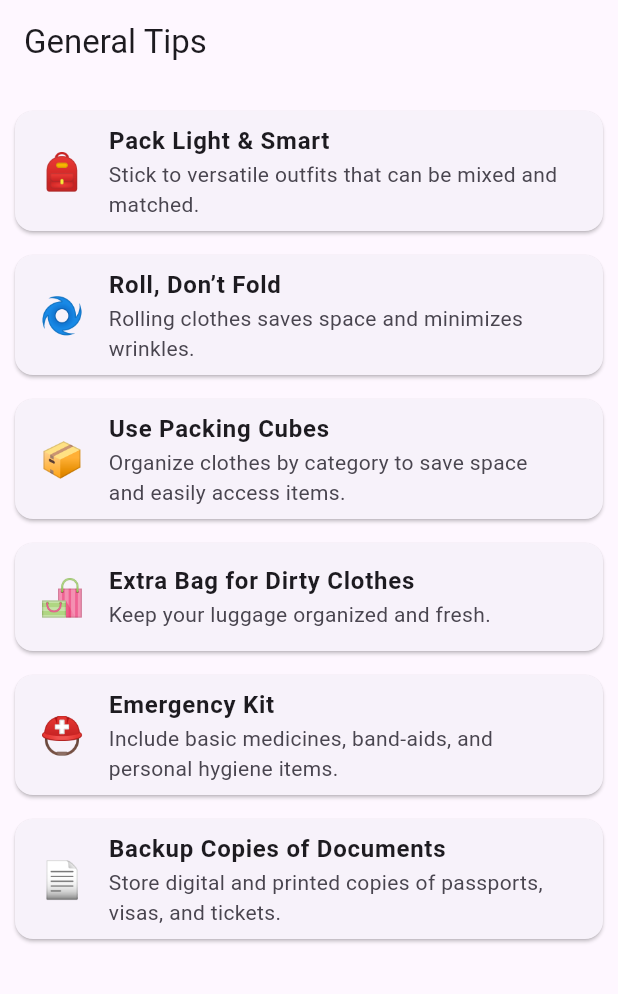
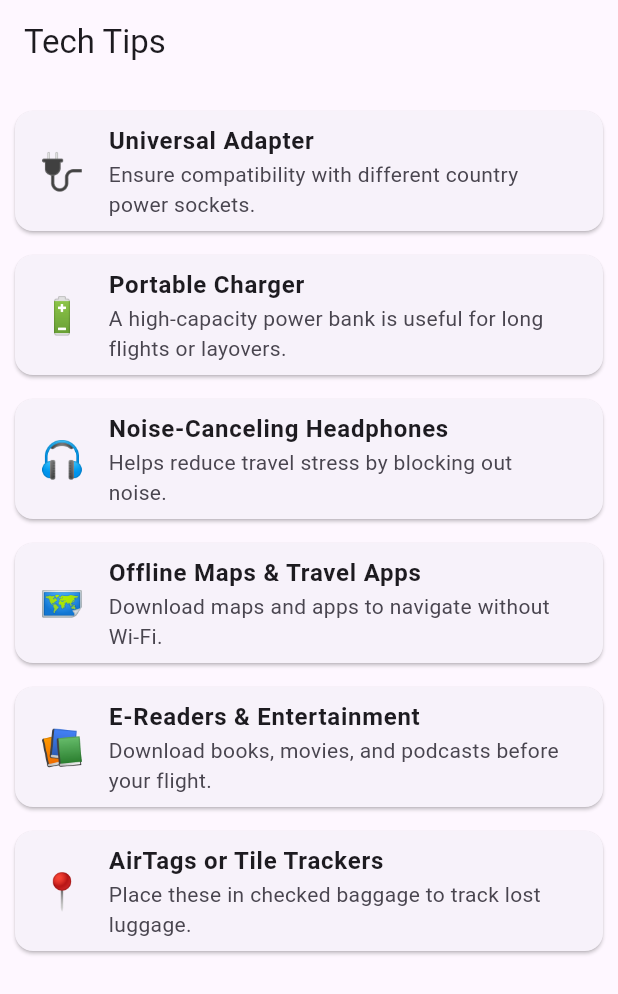
Before and after one commit to CREW-72/jet-set-go, a Flutter app: the screen it shows after launch, on a phone screen of 412 x 824 dp. Shown: the top 994 px of the screen. Run offline on Flutter 3.47's test engine with Material 3 defaults, Android fonts, the phone set to English and light mode, and no system bars.

Commit message:
finalised tech tips

```diff
--- a/lib/main.dart
+++ b/lib/main.dart
@@ -2,10 +2,11 @@
 import 'package:jet_set_go/general_tips.dart';
 import 'package:jet_set_go/landing_page.dart';
 import 'package:jet_set_go/security_based_tips.dart';
+import 'package:jet_set_go/tech_tips.dart';
 import 'package:jet_set_go/weather_based_tips.dart';
 
 
 
 void main() => runApp(MaterialApp(
-  home: GeneralTips(),
+  home: TechTips(),
 ));
--- a/lib/tech_tips.dart
+++ b/lib/tech_tips.dart
@@ -0,0 +1,33 @@
+import 'package:flutter/material.dart';
+
+class TechTips extends StatelessWidget{
+  final List<Map<String, String>> tips = [
+    {"title": "Universal Adapter", "icon": "🔌", "desc": "Ensure compatibility with different country power sockets."},
+    {"title": "Portable Charger", "icon": "🔋", "desc": "A high-capacity power bank is useful for long flights or layovers."},
+    {"title": "Noise-Canceling Headphones", "icon": "🎧", "desc": "Helps reduce travel stress by blocking out noise."},
+    {"title": "Offline Maps & Travel Apps", "icon": "🗺️", "desc": "Download maps and apps to navigate without Wi-Fi."},
+    {"title": "E-Readers & Entertainment", "icon": "📚", "desc": "Download books, movies, and podcasts before your flight."},
+    {"title": "AirTags or Tile Trackers", "icon": "📍", "desc": "Place these in checked baggage to track lost luggage."}
+  ];
+
+  @override
+  Widget build(BuildContext context){
+    return Scaffold(
+      appBar: AppBar(title: Text("Tech Tips"),
+      ),
+      body: ListView(
+        padding: EdgeInsets.all(10),
+        children: tips.map((tip){
+          return Card(
+            margin: EdgeInsets.symmetric(vertical: 8),
+            child: ListTile(
+              leading: Text(tip["icon"]!, style: TextStyle(fontSize: 24)),
+              title: Text(tip["title"]!, style: TextStyle(fontWeight: FontWeight.bold)),
+              subtitle: Text(tip["desc"]!),
+            ),
+          );
+        }).toList(),
+      ),
+    );
+  }
+}
```
